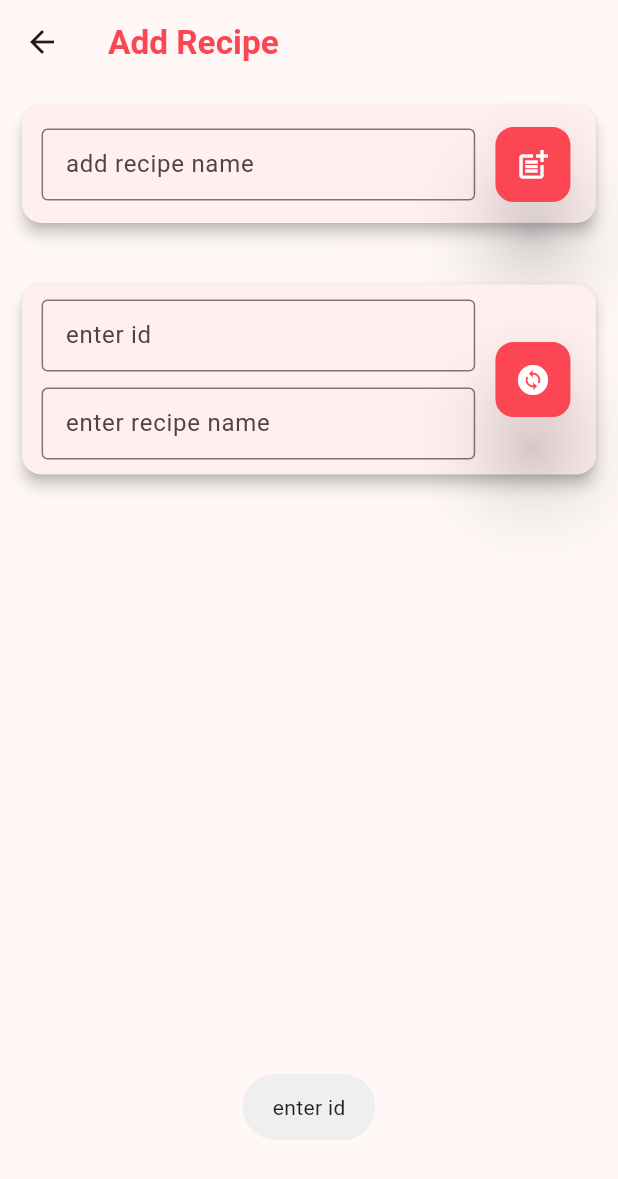
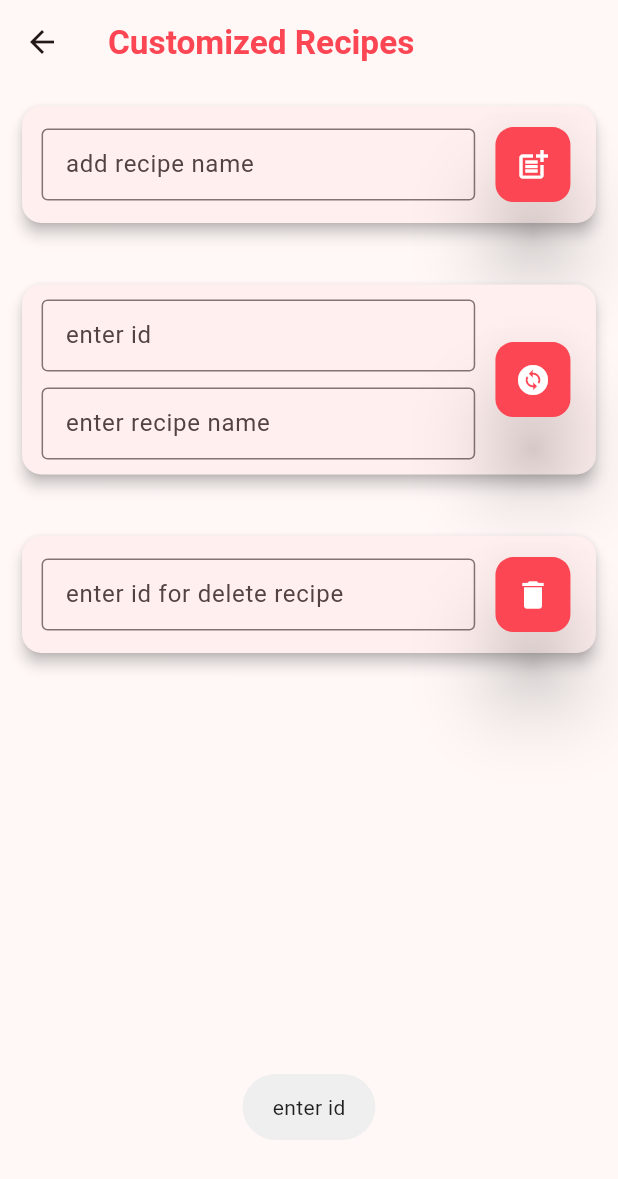
Before and after one commit to ajmeriajaj/recipe_flutter, a Flutter app: the AddRecipeScreen screen opened directly, after a tap on the "change circle" icon, on a phone screen of 412 x 824 dp. Shown: the top 1179 px of the screen. Run offline on Flutter 3.47's test engine with Material 3 defaults, Android fonts, the phone set to English and light mode, and no system bars; our stand-ins replace dio, fluttertoast, retrofit; generated files the repository leaves out were written again; network calls fail.

Commit message:
::NEW::
integrate DeleteRecipe api and create API Class method & ui inside add_recipe_screen.dart screen, create card_widgets.dart and for reusability and make writable code

```diff
--- a/lib/database/rest_client/rest_client.dart
+++ b/lib/database/rest_client/rest_client.dart
@@ -53,4 +53,10 @@ abstract class RestClient {
       @Path('id') int id,
       @Body() Map<String, dynamic> body
       );
+
+  @DELETE('recipes/{id}')
+  Future<String> deteleRecipe(
+      @Path('id') int id,
+      @Body() Map<String, dynamic> body
+      );
 }
--- a/lib/screen/add_recipe_screen.dart
+++ b/lib/screen/add_recipe_screen.dart
@@ -1,6 +1,7 @@
 import 'package:flutter/material.dart';
 import 'package:fluttertoast/fluttertoast.dart';
 import 'package:recipe/database/api/api.dart';
+import 'package:recipe/widgets/card_widgets.dart';
 import 'package:recipe/widgets/on_tap_widgets.dart';
 import 'package:recipe/widgets/text_field_widget.dart';
 import '../responsive.dart';
@@ -16,6 +17,7 @@ class _AddRecipeScreenState extends State<AddRecipeScreen> {
   final _addRecipe = TextEditingController();
   final _idController = TextEditingController();
   final _newNameController = TextEditingController();
+  final _idControllerForDelete = TextEditingController();
 
   @override
   void initState() {
@@ -60,8 +62,31 @@ class _AddRecipeScreenState extends State<AddRecipeScreen> {
     if(res != null) {
       Fluttertoast.showToast(msg: "Recipe update Successfully!");
       print(res);
+      _idController.clear();
+      _newNameController.clear();
     } else {
-      Fluttertoast.showToast(msg: "Failed to add recipe");
+      Fluttertoast.showToast(msg: "Failed to update recipe");
+    }
+  }
+
+  void deleteRecipe() async {
+    final idText = _idControllerForDelete.text.trim();
+    final id = int.tryParse(idText);
+
+    if(idText.isEmpty) {
+      Fluttertoast.showToast(msg: 'enter id');
+    } else if (id == null) {
+      Fluttertoast.showToast(msg: "Invalid id");
+    }
+
+    final res = await API().deleteRecipe(id!);
+
+    if(res != null) {
+      Fluttertoast.showToast(msg: "Recipe Delete Successfully!");
+      print(res);
+      _idControllerForDelete.clear();
+    } else {
+      Fluttertoast.showToast(msg: "Failed to delete recipe");
     }
   }
 
@@ -76,7 +101,7 @@ class _AddRecipeScreenState extends State<AddRecipeScreen> {
     return Scaffold(
       appBar: AppBar(
         title: Text(
-          "Add Recipe",
+          "Customized Recipes",
           style: TextStyle(
             color: Color.fromARGB(255, 252, 70, 83),
             fontSize: 27 * getResponsive(context),
@@ -88,35 +113,26 @@ class _AddRecipeScreenState extends State<AddRecipeScreen> {
         padding: EdgeInsets.all(13.0 * getResponsive(context)),
         child: Column(
           children: [
-            Card(
-              elevation: 4,
-              shape: RoundedRectangleBorder(borderRadius: BorderRadius.circular(13)),
-              child: Padding(
-                padding: const EdgeInsets.symmetric(horizontal: 13.0, vertical: 10.0),
+            CardWidgets(
                 child: Row(
                   mainAxisAlignment: MainAxisAlignment.spaceBetween,
                   children: [
                     Expanded(
-                      child: TextFieldWidget(
+                        child: TextFieldWidget(
                           controller: _addRecipe,
-                        hint: "add recipe name",
-                      )
+                          hint: "add recipe name",
+                        )
                     ),
                     SizedBox(width: 0.023 * getWidth(context),),
                     OnTapWidgets(
-                        onTap: () => addPost(_addRecipe.text.toString()),
+                      onTap: () => addPost(_addRecipe.text.toString()),
                       icon: Icons.post_add,
                     ),
                   ],
-                ),
-              ),
+                )
             ),
             SizedBox(height: 0.04 * getHeight(context),),
-            Card(
-              elevation: 4,
-              shape: RoundedRectangleBorder(borderRadius: BorderRadius.circular(13)),
-              child: Padding(
-                padding: const EdgeInsets.symmetric(horizontal: 13.0, vertical: 10.0),
+            CardWidgets(
                 child: Row(
                   mainAxisAlignment: MainAxisAlignment.spaceBetween,
                   children: [
@@ -142,8 +158,26 @@ class _AddRecipeScreenState extends State<AddRecipeScreen> {
                     ),
                   ],
                 ),
-              ),
             ),
+            SizedBox(height: 0.04 * getHeight(context),),
+            CardWidgets(
+                child: Row(
+                  mainAxisAlignment: MainAxisAlignment.spaceBetween,
+                  children: [
+                    Expanded(
+                        child: TextFieldWidget(
+                          controller: _idControllerForDelete,
+                          hint: "enter id for delete recipe",
+                        )
+                    ),
+                    SizedBox(width: 0.023 * getWidth(context),),
+                    OnTapWidgets(
+                      onTap: () => deleteRecipe(),
+                      icon: Icons.delete,
+                    ),
+                  ],
+                ),
+            )
           ],
         ),
       ),
--- /dev/null
+++ b/lib/widgets/card_widgets.dart
@@ -0,0 +1,23 @@
+import 'package:flutter/material.dart';
+
+class CardWidgets extends StatefulWidget {
+  final Widget child;
+  const CardWidgets({super.key, required this.child});
+
+  @override
+  State<CardWidgets> createState() => _CardWidgetsState();
+}
+
+class _CardWidgetsState extends State<CardWidgets> {
+  @override
+  Widget build(BuildContext context) {
+    return Card(
+      elevation: 4,
+      shape: RoundedRectangleBorder(borderRadius: BorderRadius.circular(13)),
+      child: Padding(
+        padding: const EdgeInsets.symmetric(horizontal: 13.0, vertical: 10.0),
+        child: widget.child,
+      ),
+    );
+  }
+}
```
Also changed, not shown: lib/database/api/api.dart (+16 -0 lines).
